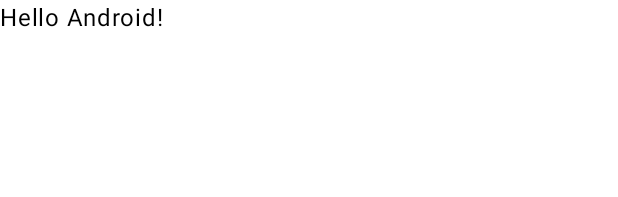
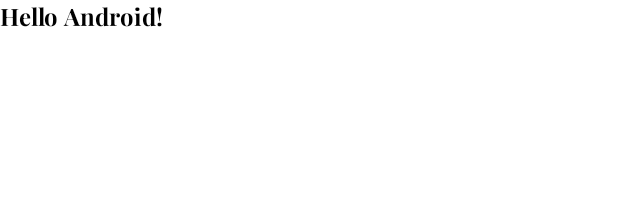
Before and after one commit to LuanadeSouza/Calculadora, an Android app built with Jetpack Compose: the @Preview function GreetingPreview, on a phone screen of 412 x 824 dp. Shown: the top 197 px of the screen. Run offline under Robolectric (Android 15) with nearby library versions, the phone set to English and light mode, and no system bars.

Commit message:
Criar Font

```diff
--- a/app/src/main/java/com/luanadev/calculadora/MainActivity.kt
+++ b/app/src/main/java/com/luanadev/calculadora/MainActivity.kt
@@ -38,7 +38,9 @@ class MainActivity : ComponentActivity() {
 fun Greeting(name: String, modifier: Modifier = Modifier) {
     Text(
         text = "Hello $name!",
-        modifier = modifier
+        modifier = modifier,
+        fontWeight = FontWeight.Bold,
+        fontFamily = LuxuryFont
     )
 }
 
--- a/app/src/main/java/com/luanadev/calculadora/ui/theme/Type.kt
+++ b/app/src/main/java/com/luanadev/calculadora/ui/theme/Type.kt
@@ -2,33 +2,24 @@ package com.luanadev.calculadora.ui.theme
 
 import androidx.compose.material3.Typography
 import androidx.compose.ui.text.TextStyle
-import androidx.compose.ui.text.font.FontFamily
 import androidx.compose.ui.text.font.FontWeight
 import androidx.compose.ui.unit.sp
 
 // Set of Material typography styles to start with
 val Typography = Typography(
+    headlineLarge = TextStyle(
+        fontFamily = LuxuryFont,
+        fontWeight = FontWeight.Bold,
+        fontSize = 32.sp
+    ),
     bodyLarge = TextStyle(
-        fontFamily = FontFamily.Default,
+        fontFamily = LuxuryFont,
         fontWeight = FontWeight.Normal,
-        fontSize = 16.sp,
-        lineHeight = 24.sp,
-        letterSpacing = 0.5.sp
+        fontSize = 16.sp
+    ),
+    labelLarge = TextStyle(
+        fontFamily = LuxuryFont,
+        fontWeight = FontWeight.Medium,
+        fontSize = 14.sp
     )
-    /* Other default text styles to override
-    titleLarge = TextStyle(
-        fontFamily = FontFamily.Default,
-        fontWeight = FontWeight.Normal,
-        fontSize = 22.sp,
-        lineHeight = 28.sp,
-        letterSpacing = 0.sp
-    ),
-    labelSmall = TextStyle(
-        fontFamily = FontFamily.Default,
-        fontWeight = FontWeight.Medium,
-        fontSize = 11.sp,
-        lineHeight = 16.sp,
-        letterSpacing = 0.5.sp
-    )
-    */
 )
```
